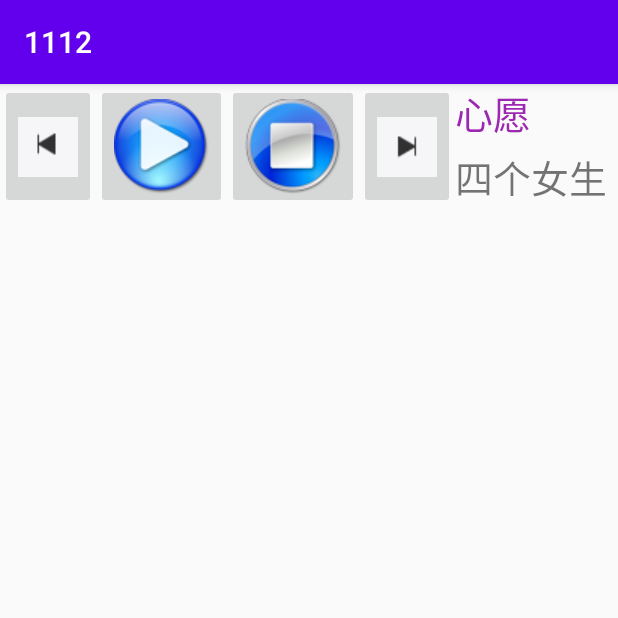
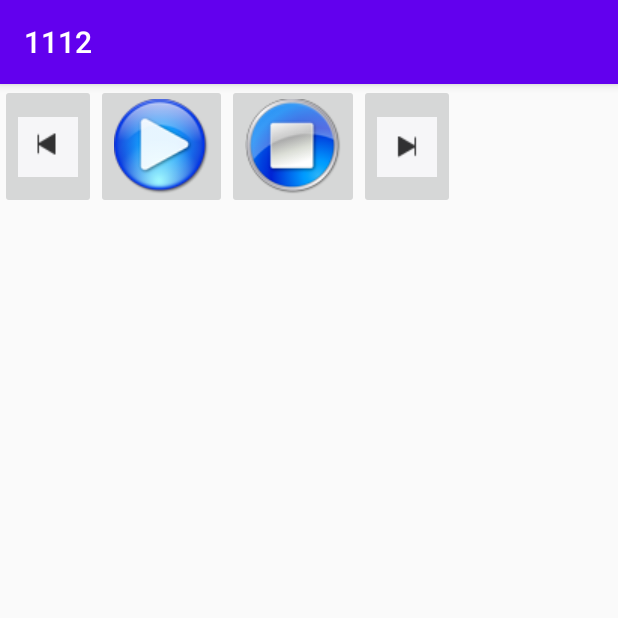
Before and after one commit to GODFF556/Musicbox, an Android app: the MainActivity screen opened directly, with no data from a screen before it, on a phone screen of 412 x 824 dp, the top half of it. Run offline under Robolectric (Android 15) with nearby library versions, the phone set to English and light mode, and no system bars.

Commit message:
Update activity_main.xml

```diff
--- a/app/src/main/res/layout/activity_main.xml
+++ b/app/src/main/res/layout/activity_main.xml
@@ -43,8 +43,7 @@
             android:textColor="#9C27B0"
             android:ellipsize="marquee"
             android:layout_weight="1"
-            android:marqueeRepeatLimit="marquee_forever"
-            android:text="心愿"/>
+            android:marqueeRepeatLimit="marquee_forever"/>
 
         <TextView
             android:id="@+id/author"
@@ -52,8 +51,7 @@
             android:gravity="center_vertical"
             android:layout_weight="1"
             android:layout_width="wrap_content"
-            android:layout_height="wrap_content"
-            android:text="四个女生"/>
+            android:layout_height="wrap_content"/>
     </LinearLayout>
 
 </LinearLayout>
```
